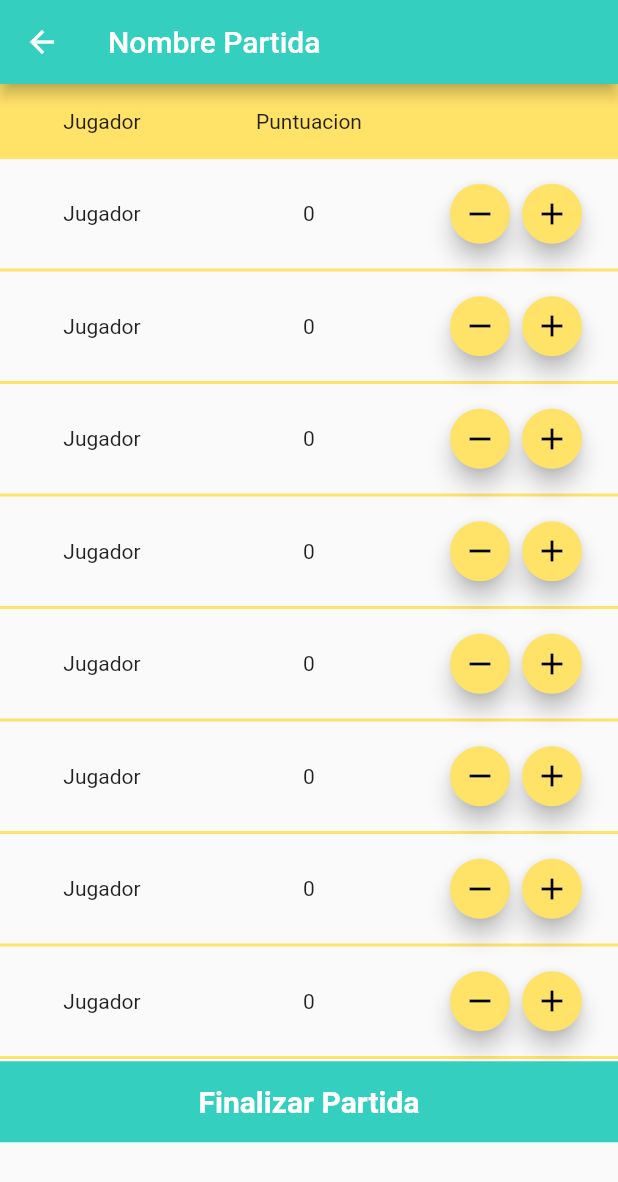
After one commit to MusdateKnasta/count_app, a Flutter app: the NameTempalte screen opened by its route, after a tap on "Comenzar Partida", on a phone screen of 412 x 824 dp. The commit adds this screen. Shown: the top 1182 px of the screen. Run offline on Flutter 3.47's test engine with Material 2 defaults, Android fonts, the phone set to English and light mode, and no system bars.

Commit message:
Avanzamos en la pagina de crear partida y agregamos imagenes

```diff
--- a/lib/main.dart
+++ b/lib/main.dart
@@ -2,7 +2,9 @@ import 'package:count_app/screens/create_screen.dart';
 import 'package:count_app/screens/details_screen.dart';
 import 'package:count_app/screens/history_screen.dart';
 import 'package:count_app/screens/home_screen.dart';
+import 'package:count_app/screens/match_screen.dart';
 import 'package:count_app/screens/name_template_screen.dart';
+import 'package:count_app/screens/results_screen.dart';
 import 'package:count_app/screens/select_template_screen.dart';
 import 'package:flutter/material.dart';
 
@@ -21,6 +23,8 @@ class MyApp extends StatelessWidget {
         'selectTemplate': (_) => SelectTemplate(),
         'history': (_) => History(),
         'nameTemplate': (_) => NameTempalte(),
+        'matchScreen': (_) => StateMatch(),
+        'results': (_) => Results(),
       },
       theme: ThemeData.light().copyWith(
           appBarTheme: AppBarTheme(color: Color.fromRGBO(52, 207, 191, 1))),
--- a/lib/screens/history_screen.dart
+++ b/lib/screens/history_screen.dart
@@ -7,7 +7,7 @@ class History extends StatelessWidget {
       appBar: AppBar(title: Text('Historial de Partidas')),
       body: Container(
         child: Center(
-          child: Text('Aqui va tu historial !!!'),
+          child: Text('Muy Pronto...'),
         ),
       ),
     );
--- a/lib/screens/home_screen.dart
+++ b/lib/screens/home_screen.dart
@@ -10,6 +10,7 @@ class HomeScreen extends StatelessWidget {
           child: Column(
             mainAxisAlignment: MainAxisAlignment.center,
             children: [
+              Image.asset('assets/images/sports_items.jpg'),
               GestureDetector(
                 onTap: () =>
                     Navigator.pushNamed(context, 'create', arguments: ''),
@@ -33,7 +34,8 @@ class HomeScreen extends StatelessWidget {
                   padding: const EdgeInsets.symmetric(vertical: 16),
                   child: Text('Ver Historial'),
                 ),
-              )
+              ),
+              Image.asset('assets/images/sports.jpg'),
             ],
           ),
         ),
--- /dev/null
+++ b/lib/screens/match_screen.dart
@@ -0,0 +1,128 @@
+import 'package:flutter/material.dart';
+
+class StateMatch extends StatefulWidget {
+  @override
+  MatchScreen createState() => MatchScreen();
+}
+
+class MatchScreen extends State<StateMatch> {
+  int counter = 0;
+
+  void _incrementCounter() {
+    setState(() {
+      counter++;
+    });
+  }
+
+  void _decreaseCounter() {
+    setState(() {
+      counter--;
+    });
+  }
+
+  @override
+  Widget build(BuildContext context) {
+    return Scaffold(
+        appBar: AppBar(title: Text('Nombre Partida')),
+        body: Column(
+          children: [
+            Container(
+              height: 50,
+              color: Color.fromRGBO(255, 226, 104, 1),
+              child: Row(
+                mainAxisAlignment: MainAxisAlignment.spaceBetween,
+                children: [
+                  Container(
+                      width: MediaQuery.of(context).size.width * 0.33,
+                      child: Center(child: Text('Jugador'))),
+                  Container(
+                      width: MediaQuery.of(context).size.width * 0.33,
+                      child: Center(child: Text('Puntuacion'))),
+                  Container(
+                      width: MediaQuery.of(context).size.width * 0.33,
+                      child: Center(child: Text(''))),
+                ],
+              ),
+            ),
+            Container(
+                height: MediaQuery.of(context).size.height * 0.73,
+                child: Scrollbar(
+                    child: ListView.builder(
+                        itemCount: 10,
+                        itemBuilder: (_, int idex) {
+                          return Container(
+                            height: 75,
+                            decoration: BoxDecoration(
+                                border: Border(
+                                    bottom: BorderSide(
+                              color: Color.fromRGBO(255, 226, 104, 1),
+                              width: 2,
+                            ))),
+                            child: Row(
+                              mainAxisAlignment: MainAxisAlignment.spaceBetween,
+                              children: [
+                                Container(
+                                    width: MediaQuery.of(context).size.width *
+                                        0.33,
+                                    child: Center(child: Text('Jugador'))),
+                                Container(
+                                    width: MediaQuery.of(context).size.width *
+                                        0.33,
+                                    child: Center(child: Text('$counter'))),
+                                Container(
+                                  width:
+                                      MediaQuery.of(context).size.width * 0.33,
+                                  child: Row(
+                                    mainAxisAlignment: MainAxisAlignment.center,
+                                    children: [
+                                      FloatingActionButton(
+                                        backgroundColor:
+                                            Color.fromRGBO(255, 226, 104, 1),
+                                        foregroundColor: Colors.black,
+                                        onPressed: () {
+                                          _decreaseCounter();
+                                        },
+                                        child: Icon(Icons.remove),
+                                        mini: true,
+                                      ),
+                                      FloatingActionButton(
+                                        backgroundColor:
+                                            Color.fromRGBO(255, 226, 104, 1),
+                                        foregroundColor: Colors.black,
+                                        onPressed: () => {_incrementCounter()},
+                                        child: Icon(Icons.add),
+                                        mini: true,
+                                      ),
+                                    ],
+                                  ),
+                                )
+                              ],
+                            ),
+                          );
+                        }))),
+            Container(
+              child: Material(
+                color: Color.fromRGBO(52, 207, 191, 1),
+                child: InkWell(
+                  onTap: () =>
+                      Navigator.pushNamed(context, 'results', arguments: ''),
+                  child: SizedBox(
+                    height: 54,
+                    width: double.infinity,
+                    child: Center(
+                      child: Text(
+                        'Finalizar Partida',
+                        style: TextStyle(
+                            fontWeight: FontWeight.bold,
+                            color: Colors.white,
+                            fontSize: 20),
+                      ),
+                    ),
+                  ),
+                ),
+              ),
+            ),
+          ],
+        ));
+  }
+}
--- a/lib/screens/name_template_screen.dart
+++ b/lib/screens/name_template_screen.dart
@@ -5,10 +5,33 @@ class NameTempalte extends StatelessWidget {
   Widget build(BuildContext context) {
     return Scaffold(
       appBar: AppBar(title: Text('Nombre Plantilla')),
-      body: Container(
-        child: Center(
-          child: Text('Selecciona tu plantilla !!!'),
-        ),
+      body: Column(
+        mainAxisSize: MainAxisSize.max,
+        mainAxisAlignment: MainAxisAlignment.end,
+        children: [
+          Container(
+            child: Material(
+              color: Color.fromRGBO(52, 207, 191, 1),
+              child: InkWell(
+                onTap: () =>
+                    Navigator.pushNamed(context, 'matchScreen', arguments: ''),
+                child: SizedBox(
+                  height: kToolbarHeight,
+                  width: double.infinity,
+                  child: Center(
+                    child: Text(
+                      'Comenzar Partida',
+                      style: TextStyle(
+                          fontWeight: FontWeight.bold,
+                          color: Colors.white,
+                          fontSize: 20),
+                    ),
+                  ),
+                ),
+              ),
+            ),
+          ),
+        ],
       ),
     );
   }
--- a/pubspec.yaml
+++ b/pubspec.yaml
@@ -45,9 +45,9 @@ flutter:
   uses-material-design: true
 
   # To add assets to your application, add an assets section, like this:
-  # assets:
-  #   - images/a_dot_burr.jpeg
-  #   - images/a_dot_ham.jpeg
+  assets:
+    - assets/images/sports_items.jpg
+    - assets/images/sports.jpg
 
   # An image asset can refer to one or more resolution-specific "variants", see
   # https://flutter.dev/assets-and-images/#resolution-aware.
```
Also changed, not shown: lib/screens/results_screen.dart (added, +79 -0 lines), assets/images/sports.jpg (added), assets/images/sports_items.jpg (added).
